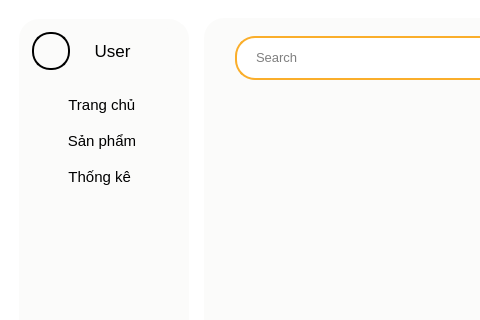
Old version of the form SPCK/GUI/admin.ui in the repository MaiNgocChau9/Python-App-Instance; both pictures show x 0 to 480 and y 0 to 320 of the 990 by 611 pixel window.
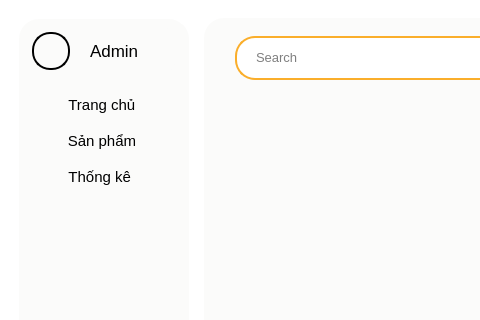
New version of the form. Icons and pictures are not drawn.

```diff
--- a/SPCK/GUI/admin.ui
+++ b/SPCK/GUI/admin.ui
@@ -79,7 +79,7 @@
              </font>
             </property>
             <property name="text">
-             <string> User</string>
+             <string>Admin</string>
             </property>
            </widget>
           </item>
```
